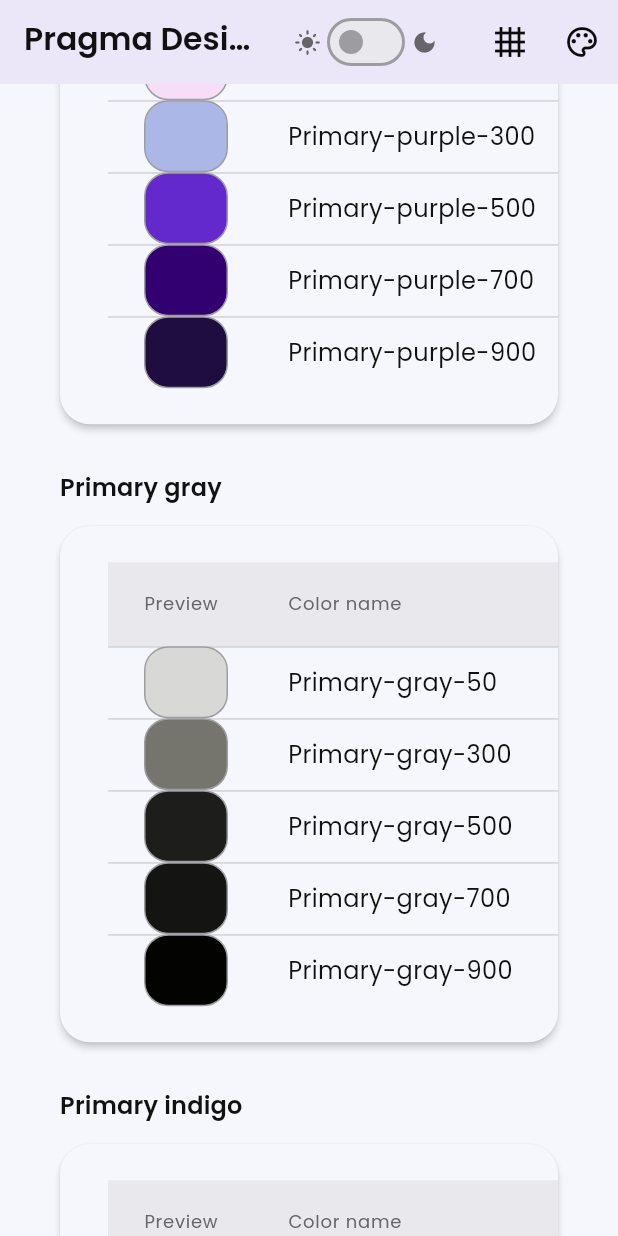
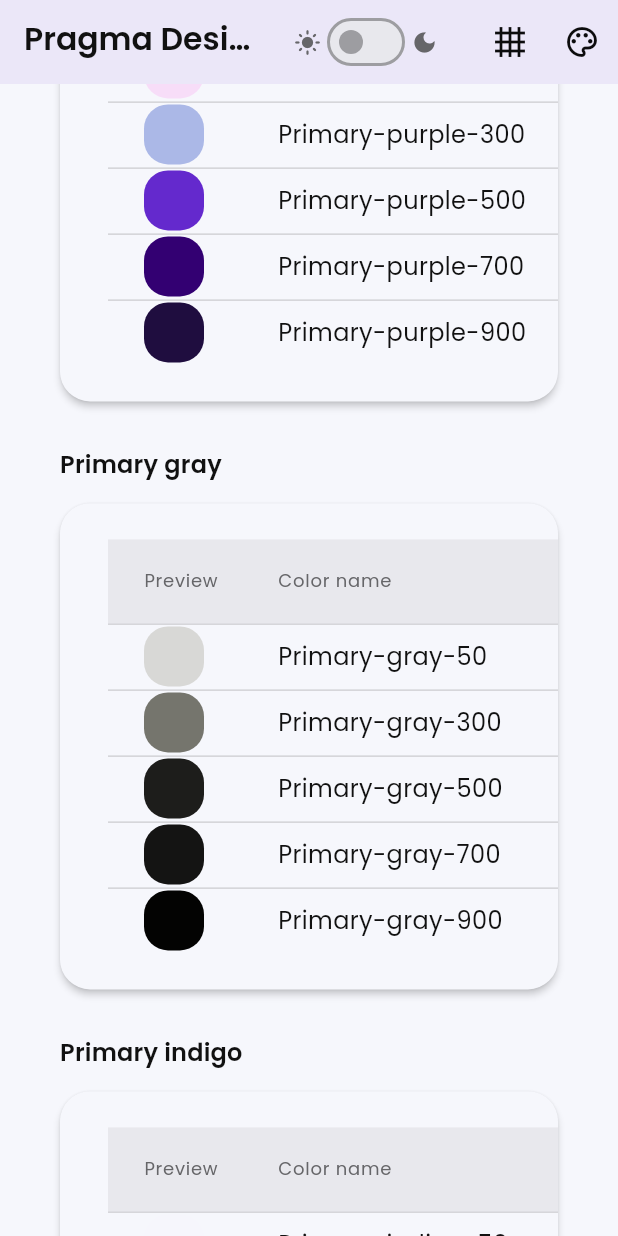
Before and after one commit to somospragma/movil-tecnicas-desarrollo-lib-dart-pragma-design-system, a Flutter app: the screen it shows after launch, scrolled down 576 dp, on a phone screen of 412 x 824 dp. Run offline on Flutter 3.47's test engine with Material 3 defaults, Android fonts, the phone set to English and light mode, and no system bars; our stand-ins replace google_fonts.

Commit message:
feat: añadir guía de esquinas redondeadas y actualizar documentación relacionada, ajustar espaciado en la pantalla de demostración y mejorar pruebas de PragmaLogoWidget

```diff
--- a/example/lib/main.dart
+++ b/example/lib/main.dart
@@ -103,9 +103,9 @@ class ShowcaseScreen extends StatelessWidget {
         ),
         children: <Widget>[
           const PragmaLogoWidget(width: 220),
+          const SizedBox(height: PragmaSpacing.lg),
+          Text('Paleta cromática', style: textTheme.headlineSmall),
           const SizedBox(height: PragmaSpacing.md),
-          Text('Paleta cromática', style: textTheme.headlineSmall),
-          const SizedBox(height: PragmaSpacing.xs),
           Text(
             'Visualiza los tokens de color incluidos en la librería y cómo se agrupan por intención.',
             style: textTheme.bodyMedium?.copyWith(color: onSurfaceVariant),
@@ -115,7 +115,7 @@ class ShowcaseScreen extends StatelessWidget {
             _PaletteSectionView(section: section),
           const SizedBox(height: PragmaSpacing.lg),
           const _ColorTokenRowPlayground(),
-          const SizedBox(height: PragmaSpacing.xxl),
+          const SizedBox(height: PragmaSpacing.lg),
           Text('Componentes base', style: textTheme.headlineSmall),
           const SizedBox(height: PragmaSpacing.md),
           Wrap(
@@ -176,7 +176,7 @@ class ShowcaseScreen extends StatelessWidget {
               ),
             ],
           ),
-          const SizedBox(height: PragmaSpacing.xl),
+          const SizedBox(height: PragmaSpacing.lg),
           PragmaCard.section(
             headline: 'Estado de diseño',
             action: PragmaButton.icon(
@@ -200,9 +200,9 @@ class ShowcaseScreen extends StatelessWidget {
               ],
             ),
           ),
-          const SizedBox(height: PragmaSpacing.xl),
+          const SizedBox(height: PragmaSpacing.lg),
           Text('PragmaCardWidget', style: textTheme.headlineSmall),
-          const SizedBox(height: PragmaSpacing.sm),
+          const SizedBox(height: PragmaSpacing.md),
           Wrap(
             spacing: PragmaSpacing.lg,
             runSpacing: PragmaSpacing.lg,
@@ -297,9 +297,9 @@ class ShowcaseScreen extends StatelessWidget {
               ),
             ],
           ),
-          const SizedBox(height: PragmaSpacing.xl),
+          const SizedBox(height: PragmaSpacing.lg),
           Text('PragmaAccordionWidget', style: textTheme.headlineSmall),
-          const SizedBox(height: PragmaSpacing.sm),
+          const SizedBox(height: PragmaSpacing.md),
           PragmaAccordionWidget(
             text: 'Resumen del sprint',
             icon: Icons.calendar_today_outlined,
@@ -317,23 +317,23 @@ class ShowcaseScreen extends StatelessWidget {
             child:
                 Text('Este panel permanece cerrado hasta habilitar el flujo.'),
           ),
-          const SizedBox(height: PragmaSpacing.xl),
+          const SizedBox(height: PragmaSpacing.lg),
           const _InputPlayground(),
-          const SizedBox(height: PragmaSpacing.xl),
+          const SizedBox(height: PragmaSpacing.lg),
           const _ToastPlayground(),
-          const SizedBox(height: PragmaSpacing.xl),
+          const SizedBox(height: PragmaSpacing.lg),
           const _DropdownPlayground(),
-          const SizedBox(height: PragmaSpacing.xl),
+          const SizedBox(height: PragmaSpacing.lg),
           const _DropdownListPlayground(),
-          const SizedBox(height: PragmaSpacing.xl),
+          const SizedBox(height: PragmaSpacing.lg),
           const _AvatarPlayground(),
-          const SizedBox(height: PragmaSpacing.xl),
+          const SizedBox(height: PragmaSpacing.lg),
           const _BreadcrumbPlayground(),
-          const SizedBox(height: PragmaSpacing.xl),
+          const SizedBox(height: PragmaSpacing.lg),
           const _IconButtonPlayground(),
-          const SizedBox(height: PragmaSpacing.xl),
+          const SizedBox(height: PragmaSpacing.lg),
           Text('Componentes documentados', style: textTheme.headlineSmall),
-          const SizedBox(height: PragmaSpacing.sm),
+          const SizedBox(height: PragmaSpacing.md),
           Column(
             children:
                 documentedComponents.map((ModelPragmaComponent component) {
@@ -559,12 +559,12 @@ class _MockupPhone extends StatelessWidget {
               ),
             ],
           ),
-          const SizedBox(height: 32),
+          const SizedBox(height: PragmaSpacing.lg),
           Text(
             'Componentes sincronizados',
             style: Theme.of(context).textTheme.headlineSmall,
           ),
-          const SizedBox(height: 12),
+          const SizedBox(height: PragmaSpacing.md),
           Text(
             'Este mockup respeta los márgenes y grilla de mobile, pero puede '
             'mostrarse en cualquier viewport gracias al escalado automático.',
@@ -775,7 +775,7 @@ class _InputPlaygroundState extends State<_InputPlayground> {
       crossAxisAlignment: CrossAxisAlignment.start,
       children: <Widget>[
         Text('PragmaInputWidget', style: textTheme.headlineSmall),
-        const SizedBox(height: PragmaSpacing.sm),
+        const SizedBox(height: PragmaSpacing.md),
         Wrap(
           spacing: PragmaSpacing.lg,
           runSpacing: PragmaSpacing.lg,
@@ -1078,7 +1078,7 @@ class _DropdownPlaygroundState extends State<_DropdownPlayground> {
       crossAxisAlignment: CrossAxisAlignment.start,
       children: <Widget>[
         Text('PragmaDropdownWidget', style: textTheme.headlineSmall),
-        const SizedBox(height: PragmaSpacing.sm),
+        const SizedBox(height: PragmaSpacing.md),
         Wrap(
           spacing: PragmaSpacing.lg,
           runSpacing: PragmaSpacing.lg,
@@ -1158,7 +1158,7 @@ class _DropdownListPlaygroundState extends State<_DropdownListPlayground> {
       crossAxisAlignment: CrossAxisAlignment.start,
       children: <Widget>[
         Text('PragmaDropdownListWidget', style: textTheme.headlineSmall),
-        const SizedBox(height: PragmaSpacing.sm),
+        const SizedBox(height: PragmaSpacing.md),
         Wrap(
           spacing: PragmaSpacing.lg,
           runSpacing: PragmaSpacing.lg,
@@ -1825,6 +1825,8 @@ class _PaletteGroupTable extends StatelessWidget {
             ),
             child: DataTable(
               columnSpacing: PragmaSpacing.xl,
+              dataRowMinHeight: PragmaSpacing.xl,
+              dataRowMaxHeight: PragmaSpacing.xl + (PragmaSpacing.xxxs * 2),
               headingRowColor: WidgetStatePropertyAll<Color>(
                 scheme.surfaceContainerHighest,
               ),
@@ -1841,10 +1843,20 @@ class _PaletteGroupTable extends StatelessWidget {
                   .map(
                     (_PaletteColor color) => DataRow(
                       cells: <DataCell>[
-                        DataCell(_ColorPreview(color: color.color)),
-                        DataCell(Text(color.name)),
-                        DataCell(Text(color.hex)),
-                        DataCell(Text(color.token)),
+                        DataCell(
+                          _PaletteCell(
+                            child: _ColorPreview(color: color.color),
+                          ),
+                        ),
+                        DataCell(
+                          _PaletteCell(child: Text(color.name)),
+                        ),
+                        DataCell(
+                          _PaletteCell(child: Text(color.hex)),
+                        ),
+                        DataCell(
+                          _PaletteCell(child: Text(color.token)),
+                        ),
                       ],
                     ),
                   )
@@ -1857,6 +1869,20 @@ class _PaletteGroupTable extends StatelessWidget {
   }
 }
 
+class _PaletteCell extends StatelessWidget {
+  const _PaletteCell({required this.child});
+
+  final Widget child;
+
+  @override
+  Widget build(BuildContext context) {
+    return Padding(
+      padding: const EdgeInsets.symmetric(vertical: PragmaSpacing.xxxs),
+      child: child,
+    );
+  }
+}
+
 class _ColorPreview extends StatelessWidget {
   const _ColorPreview({required this.color});
 
@@ -1864,13 +1890,13 @@ class _ColorPreview extends StatelessWidget {
 
   @override
   Widget build(BuildContext context) {
-    return Container(
-      width: 56,
-      height: 56,
-      decoration: BoxDecoration(
-        color: color,
-        borderRadius: BorderRadius.circular(16),
-        border: Border.all(color: Theme.of(context).dividerColor),
+    return SizedBox.square(
+      dimension: PragmaSpacing.xl,
+      child: DecoratedBox(
+        decoration: BoxDecoration(
+          color: color,
+          borderRadius: BorderRadius.circular(PragmaSpacing.sm),
+        ),
       ),
     );
   }
--- a/example/pubspec.yaml
+++ b/example/pubspec.yaml
@@ -16,6 +16,9 @@ dev_dependencies:
     sdk: flutter
 flutter:
   uses-material-design: true
+  assets:
+    - assets/logo_light/
+    - assets/logo_dark/
   fonts:
     - family: Poppins
       fonts:
--- a/lib/src/widgets/pragma_color_token_row_widget.dart
+++ b/lib/src/widgets/pragma_color_token_row_widget.dart
@@ -142,11 +142,10 @@ class _PragmaColorTokenRowWidgetState extends State<PragmaColorTokenRowWidget> {
         key: PragmaColorTokenRowWidget.previewKey,
         duration: const Duration(milliseconds: 200),
         width: widget.previewSize.width,
-        height: widget.previewSize.height,
+        height: widget.previewSize.width,
         decoration: BoxDecoration(
           color: color,
           borderRadius: BorderRadius.circular(PragmaSpacing.sm),
-          border: Border.all(),
         ),
       ),
     );
--- a/lib/src/widgets/pragma_logo_widget.dart
+++ b/lib/src/widgets/pragma_logo_widget.dart
@@ -47,7 +47,9 @@ class PragmaLogoWidget extends StatelessWidget {
     final EdgeInsetsGeometry resolvedMargin =
         margin ?? config.marginForWidth(width);
 
-    return Padding(
+    return UnconstrainedBox(
+      alignment: alignment,
+      child: Padding(
         padding: resolvedMargin,
         child: SizedBox(
           width: width,
@@ -62,6 +64,7 @@ class PragmaLogoWidget extends StatelessWidget {
                 fit: BoxFit.contain,
                 alignment: alignment,
                 filterQuality: FilterQuality.high,
+              ),
             ),
           ),
         ),
```
Also changed, not shown: 4 other files. Lines whose indentation alone changed are shown as unchanged.
